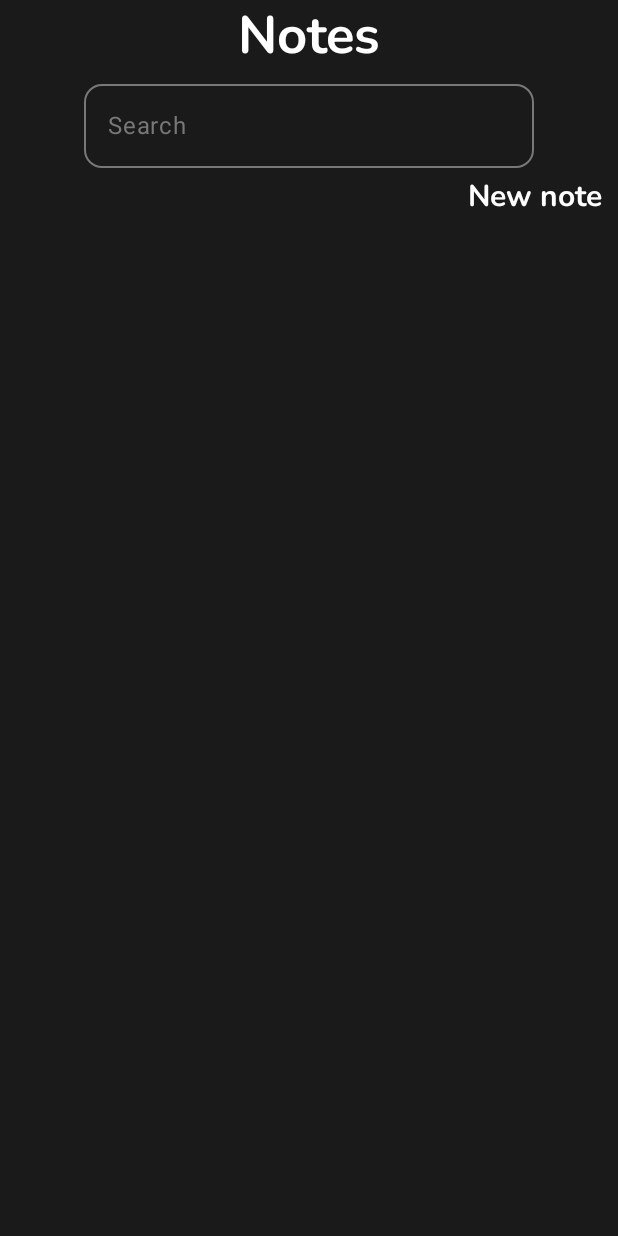
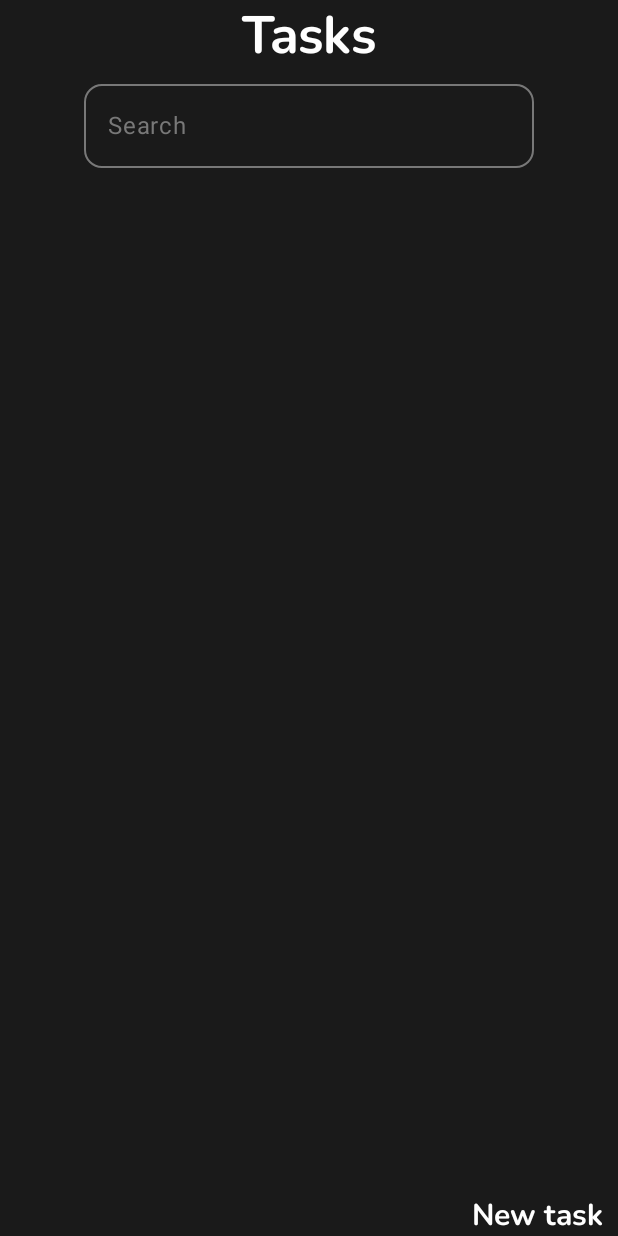
Before and after one commit to Daze346/ToDoList, an Android app built with Jetpack Compose: the screen it shows after launch (MainActivity), on a phone screen of 412 x 824 dp. Run offline under Robolectric (Android 15) with nearby library versions, the phone set to English and light mode, and no system bars; our stand-ins replace Room's generated code.

Commit message:
Change title name and name footer text, fix location footer text

```diff
--- a/app/src/main/java/com/example/todolist/MainActivity.kt
+++ b/app/src/main/java/com/example/todolist/MainActivity.kt
@@ -69,7 +69,9 @@ class MainActivity : ComponentActivity() {
                         modifier = Modifier.fillMaxSize()
                     ) {
                         Header()
-                        TasksList(tasks = tasksState.value,
+                        TasksList(
+                            modifier = Modifier.weight(1f),
+                            tasks = tasksState.value,
                             onTaskChecked = {task ->
                                 lifecycleScope.launch(Dispatchers.IO) {
                                     if (task.isCompleted){ databaseDao.setUncompleted(task.id) }
--- a/app/src/main/java/com/example/todolist/ui/components/Footer.kt
+++ b/app/src/main/java/com/example/todolist/ui/components/Footer.kt
@@ -28,7 +28,7 @@ fun Footer(onNewNoteClick: () -> Unit){
         horizontalArrangement = Arrangement.End,
     ) {
         Text(
-            text = "New note",
+            text = "New task",
             color = Color.White,
             fontSize = 20.sp,
             modifier = Modifier
--- a/app/src/main/java/com/example/todolist/ui/components/Header.kt
+++ b/app/src/main/java/com/example/todolist/ui/components/Header.kt
@@ -34,7 +34,7 @@ fun Header(){
 
     ){
         Text(
-            text = "Notes",
+            text = "Tasks",
             fontSize = 35.sp,
             fontFamily = FontFamily(Font(R.font.nunito_bold)),
             color = Color.White
--- a/app/src/main/java/com/example/todolist/ui/components/TasksList.kt
+++ b/app/src/main/java/com/example/todolist/ui/components/TasksList.kt
@@ -1,14 +1,18 @@
 package com.example.todolist.ui.components
 
 import Task
+import androidx.compose.foundation.layout.Box
 import androidx.compose.foundation.lazy.LazyColumn
 import androidx.compose.foundation.lazy.items
 import androidx.compose.runtime.Composable
+import androidx.compose.ui.Modifier
 
 @Composable
-fun TasksList(tasks: List<Task>, onTaskChecked: (Task) -> Unit, onDelete: (Task) -> Unit){
+fun TasksList(modifier: Modifier, tasks: List<Task>, onTaskChecked: (Task) -> Unit, onDelete: (Task) -> Unit){
 
-    LazyColumn {
+    LazyColumn(
+        modifier = modifier
+    ){
         items(tasks) { task ->
             TaskItem(
                 task = task,
@@ -17,4 +21,5 @@ fun TasksList(tasks: List<Task>, onTaskChecked: (Task) -> Unit, onDelete: (Task)
             )
         }
     }
+
 }
```
